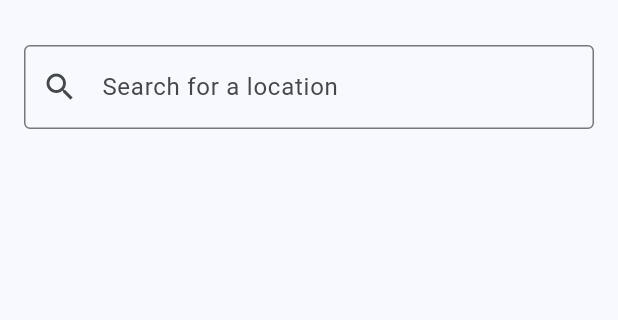
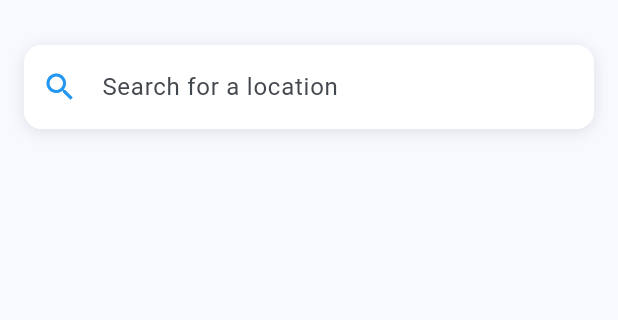
Before and after one commit to RevanthSurapaneni/cool-weather, a Flutter app: the screen it shows after launch, on a phone screen of 412 x 824 dp, the part 63-383 px from its top. Run offline on Flutter 3.47's test engine with Material 3 defaults, Android fonts, the phone set to English and light mode, and no system bars; our stand-ins replace geolocator, weather_icons.

Commit message:
better search bar

```diff
--- a/lib/main.dart
+++ b/lib/main.dart
@@ -285,25 +285,81 @@ class _WeatherHomePageState extends State<WeatherHomePage> {
                 padding: const EdgeInsets.all(16),
                 child: Column(
                   children: [
-                    TextField(
+                    // Updated search bar with clear button and better styling
+                    Container(
+                      decoration: BoxDecoration(
+                        color: Colors.white,
+                        borderRadius: BorderRadius.circular(12),
+                        boxShadow: [
+                          BoxShadow(
+                            color: Colors.black.withOpacity(0.1),
+                            blurRadius: 8,
+                            offset: const Offset(0, 2),
+                          ),
+                        ],
+                      ),
+                      child: TextField(
                         controller: _searchController,
                         focusNode: _focusNode,
-                      decoration: const InputDecoration(
+                        decoration: InputDecoration(
                           hintText: 'Search for a location',
-                        border: OutlineInputBorder(),
-                        prefixIcon: Icon(Icons.search),
+                          prefixIcon:
+                              const Icon(Icons.search, color: Colors.blue),
+                          suffixIcon: _searchController.text.isNotEmpty
+                              ? IconButton(
+                                  icon: const Icon(Icons.clear),
+                                  onPressed: () {
+                                    _searchController.clear();
+                                    setState(() {
+                                      _locations = [];
+                                      _errorMessage = '';
+                                    });
+                                  },
+                                )
+                              : null,
+                          border: OutlineInputBorder(
+                            borderRadius: BorderRadius.circular(12),
+                            borderSide: BorderSide.none,
+                          ),
+                          fillColor: Colors.white,
+                          filled: true,
                         ),
                       ),
+                    ),
+                    // Updated search results with proper styling
                     if (_locations.isNotEmpty)
-                      ListView.builder(
+                      Container(
+                        margin: const EdgeInsets.only(top: 8),
+                        decoration: BoxDecoration(
+                          color: Colors.white,
+                          borderRadius: BorderRadius.circular(12),
+                          boxShadow: [
+                            BoxShadow(
+                              color: Colors.black.withOpacity(0.1),
+                              blurRadius: 8,
+                              offset: const Offset(0, 2),
+                            ),
+                          ],
+                        ),
+                        constraints: const BoxConstraints(maxHeight: 300),
+                        child: ListView.separated(
                           shrinkWrap: true,
                           itemCount: _locations.length,
+                          separatorBuilder: (context, index) =>
+                              const Divider(height: 1),
                           itemBuilder: (context, index) {
                             return ListTile(
                               title: Text(_locations[index].displayName),
                               onTap: () => _selectLocation(_locations[index]),
+                              contentPadding: const EdgeInsets.symmetric(
+                                horizontal: 16,
+                                vertical: 8,
+                              ),
+                              trailing:
+                                  const Icon(Icons.arrow_forward_ios, size: 16),
                             );
                           },
+                        ),
                       ),
                   ],
                 ),
```
Lines whose indentation alone changed are shown as unchanged.
